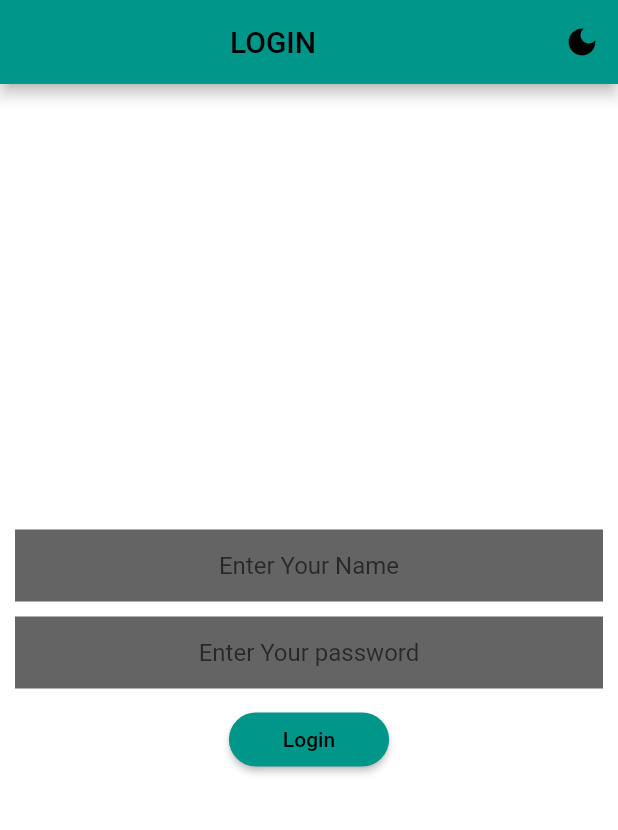
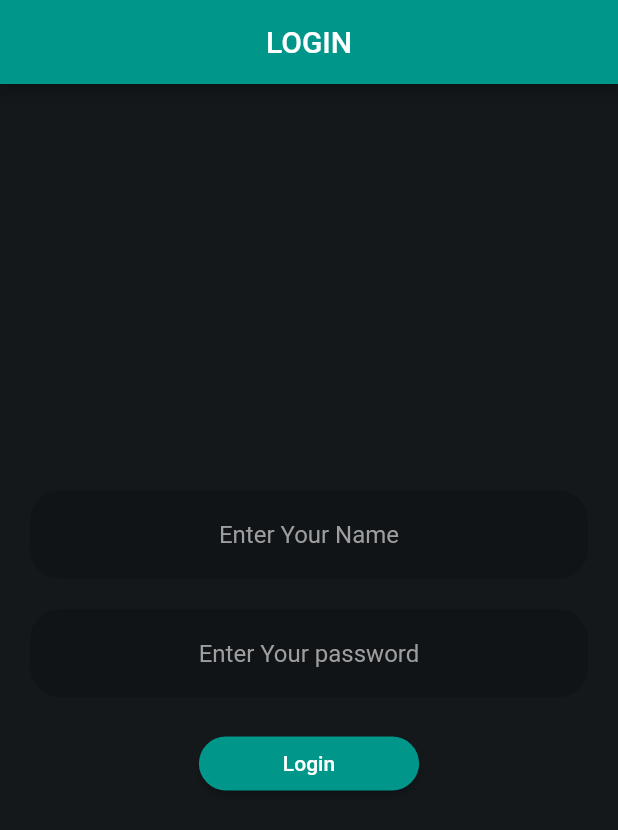
Before and after one commit to Adwaithnow/ets-client, a Flutter app: the screen it shows after launch, on a phone screen of 412 x 824 dp. Shown: the top 830 px of the screen. Run offline on Flutter 3.47's test engine with Material 2 defaults, Android fonts, the phone set to English and light mode, and no system bars; our stand-ins replace dio, file_picker; project files that could hold a hidden picture were left out.

```diff
--- a/lib/components/appComponents/appButton.dart
+++ b/lib/components/appComponents/appButton.dart
@@ -1,7 +1,8 @@
 import 'package:flutter/material.dart';
+import 'package:test_app/core/appData.dart';
 
 class AppButton extends StatelessWidget {
-  AppButton({Key? key, required this.onPressed, this.child}) : super(key: key);
+  const AppButton({Key? key, required this.onPressed, this.child}) : super(key: key);
 
   final VoidCallback onPressed;
   final Widget? child;
@@ -12,8 +13,7 @@ class AppButton extends StatelessWidget {
       onPressed: onPressed,
       child: child ?? const Text("OK"),
       style: ButtonStyle(
-        backgroundColor:
-            Theme.of(context).elevatedButtonTheme.style?.backgroundColor,
+        backgroundColor: MaterialStateProperty.all<Color>(AppColors.primary),
         shape: MaterialStateProperty.all<RoundedRectangleBorder>(
           RoundedRectangleBorder(
             borderRadius: BorderRadius.circular(800),
--- a/lib/components/appComponents/appInput.dart
+++ b/lib/components/appComponents/appInput.dart
@@ -1,24 +1,39 @@
 import 'package:flutter/material.dart';
+import 'package:test_app/core/appData.dart';
 
 class AppInputFiled extends StatelessWidget {
-  const AppInputFiled({Key? key, required this.onChanged, this.labelText, this.hintText}) : super(key: key);
+  const AppInputFiled({
+    Key? key,
+    required this.onChanged,
+    this.labelText,
+    this.hintText,
+    this.obscureText,
+    this.maxLines,
+  }) : super(key: key);
 
   final Function(String) onChanged;
   final String? labelText;
   final String? hintText;
+  final bool? obscureText;
+  final int? maxLines;
 
   @override
   Widget build(BuildContext context) {
     return TextField(
+      onChanged: onChanged,
+      maxLines: maxLines ?? 1,
+      obscureText: obscureText ?? false,
       textAlign: TextAlign.center,
+      style: const TextStyle(color: AppColors.tertiary),
       decoration: InputDecoration(
-        border: InputBorder.none,
-        fillColor: Theme.of(context).backgroundColor.withBlue(100).withGreen(100).withRed(100),
-        filled: true,
-        //labelText: labelText ?? '',
-        hintText: hintText ?? '',
-      ),
-      onChanged: onChanged,
+          border: OutlineInputBorder(
+            borderRadius: BorderRadius.circular(20),
+            borderSide: BorderSide.none,
+          ),
+          filled: true,
+          fillColor: AppColors.inputFill,
+          hintText: hintText ?? '',
+          hintStyle: const TextStyle(color: AppColors.tertiary)),
     );
   }
 }
--- a/lib/core/appData.dart
+++ b/lib/core/appData.dart
@@ -1,9 +1,17 @@
+import 'package:flutter/material.dart';
 import 'package:test_app/models/userModel.dart';
-import 'package:test_app/themes/themeManager.dart';
 
 class AppData {
   //static String baseURL = 'http://192.168.1.5:3000';
-  static String baseURL = 'http://ec2-3-142-145-43.us-east-2.compute.amazonaws.com:3000';
-  static ThemeManager themeManager = ThemeManager();
+  static String baseURL =
+      'http://ec2-3-142-145-43.us-east-2.compute.amazonaws.com:3000';
   static User user = User();
 }
+
+class AppColors {
+  static const background = Color(0xff14181b);
+  static const primary = Color(0xff00968a);
+  static const secondary = Color(0xffffffff);
+  static const tertiary = Color(0xff9d9e9f);
+  static const inputFill = Color(0xff111417);
+}
--- a/lib/main.dart
+++ b/lib/main.dart
@@ -1,49 +1,43 @@
 import 'package:flutter/material.dart';
-import 'package:test_app/core/appData.dart';
 import 'package:test_app/screens/loginScreen.dart';
-import 'package:test_app/themes/darkTheme.dart';
-import 'package:test_app/themes/lightTheme.dart';
 
 void main() {
   runApp(const MyApp());
 }
 
-class MyApp extends StatefulWidget {
-  const MyApp({Key? key}) : super(key: key);
-
-  @override
-  _MyAppState createState() => _MyAppState();
-}
-
-class _MyAppState extends State<MyApp> {
-
-  @override
-  void initState() {
-    AppData.themeManager.addListener(themeManagerListener);
-    super.initState();
-  }
-
-  @override
-  void dispose() {
-    AppData.themeManager.removeListener(themeManagerListener);
-    super.dispose();
-  }
-
-  themeManagerListener() {
-    if (mounted) {
-      setState(() {});
-    }
-  }
+class MyApp extends StatelessWidget {
+  const MyApp({ Key? key }) : super(key: key);
 
   @override
   Widget build(BuildContext context) {
     return MaterialApp(
       title: "Simple",
       home: const LoginScreen(),
-      theme: lightTheme,
-      darkTheme: darkTheme,
-      themeMode: AppData.themeManager.themeMode,
       debugShowCheckedModeBanner: false,
+      theme: ThemeData.dark()
     );
   }
 }
+
+/*
+
+  final TextStyle _textStyle = const TextStyle(color: AppColors.secondary);
+.copyWith(
+        textTheme: TextTheme(
+          bodyText1: _textStyle,
+          bodyText2: _textStyle,
+          headline1: _textStyle,
+          headline2: _textStyle,
+          headline3: _textStyle,
+          headline4: _textStyle,
+          headline5: _textStyle,
+          headline6: _textStyle,
+          overline: _textStyle,
+          subtitle1: _textStyle,
+          subtitle2: _textStyle,
+          caption: _textStyle,
+          button: _textStyle,
+        ),
+      ),
+
+      */
--- a/lib/network/authNetwork.dart
+++ b/lib/network/authNetwork.dart
@@ -3,7 +3,7 @@ import 'package:test_app/core/appData.dart';
 import 'package:test_app/models/userModel.dart';
 
 class AuthNetwork {
-  Dio _dio = Dio();
+  final Dio _dio = Dio();
 
   login(userId, password) async {
     try {
--- a/lib/network/summyNetwork.dart
+++ b/lib/network/summyNetwork.dart
@@ -4,7 +4,7 @@ import 'package:dio/dio.dart';
 import 'package:test_app/core/appData.dart';
 
 class SummyNetwork {
-  Dio _dio = Dio();
+  final Dio _dio = Dio();
 
   uploadFile(File file) async {
     try {
--- a/lib/screens/loginScreen.dart
+++ b/lib/screens/loginScreen.dart
@@ -3,7 +3,7 @@ import 'package:test_app/components/appComponents/appButton.dart';
 import 'package:test_app/components/appComponents/appInput.dart';
 import 'package:test_app/core/appData.dart';
 import 'package:test_app/network/authNetwork.dart';
-import 'package:test_app/screens/home.dart';
+import 'package:test_app/screens/homeScreen.dart';
 
 class LoginScreen extends StatefulWidget {
   const LoginScreen({Key? key}) : super(key: key);
@@ -15,24 +15,6 @@ class LoginScreen extends StatefulWidget {
 class _LoginScreenState extends State<LoginScreen> {
   String summary = '', userId = '', password = '';
   bool isLoading = false;
-
-  @override
-  void initState() {
-    AppData.themeManager.addListener(themeManagerListener);
-    super.initState();
-  }
-
-  @override
-  void dispose() {
-    AppData.themeManager.removeListener(themeManagerListener);
-    super.dispose();
-  }
-
-  themeManagerListener() {
-    if (mounted) {
-      setState(() {});
-    }
-  }
 
   login() async {
     setState(() {
@@ -47,7 +29,7 @@ class _LoginScreenState extends State<LoginScreen> {
     if (result == 'ok') {
       Navigator.push(
         context,
-        MaterialPageRoute(builder: (context) => const home()),
+        MaterialPageRoute(builder: (context) => const HomeScreen()),
       );
     } else {
       ScaffoldMessenger.of(context)
@@ -58,23 +40,14 @@ class _LoginScreenState extends State<LoginScreen> {
   @override
   Widget build(BuildContext context) {
     return Scaffold(
-      backgroundColor: Theme.of(context).backgroundColor,
+      backgroundColor: AppColors.background,
       appBar: AppBar(
-        backgroundColor: Theme.of(context).primaryColor,
+        backgroundColor: AppColors.primary,
         title: const Center(child: Text("LOGIN")),
-        actions: [
-          IconButton(
-            onPressed: () => AppData.themeManager
-                .toggleTheme(AppData.themeManager.themeMode != ThemeMode.dark),
-            icon: AppData.themeManager.themeMode == ThemeMode.dark
-                ? const Icon(Icons.light_mode)
-                : const Icon(Icons.dark_mode),
-          ),
-        ],
       ),
       body: Center(
         child: Container(
-          padding: const EdgeInsets.all(10),
+          padding: const EdgeInsets.all(20),
           // color: Colors.red,
           child: Column(
             mainAxisSize: MainAxisSize.min,
@@ -87,26 +60,27 @@ class _LoginScreenState extends State<LoginScreen> {
                 hintText: 'Enter Your Name',
               ),
               const SizedBox(
-                height: 10,
+                height: 20,
               ),
               AppInputFiled(
                 onChanged: (value) {
                   password = value;
-                }, // da one sec ippo varam ahda
+                },
+                obscureText: true,
                 labelText: 'password',
                 hintText: 'Enter Your password',
               ),
               Padding(
-                padding: const EdgeInsets.all(10.0),
+                padding: const EdgeInsets.all(20.0),
                 child: isLoading
-                    ? CircularProgressIndicator(
-                      backgroundColor: Theme.of(context).backgroundColor,
-                      color: Theme.of(context).primaryColor,
+                    ? const CircularProgressIndicator(
+                      backgroundColor: AppColors.background,
+                      color: AppColors.primary,
                     )
                     : AppButton(
                       onPressed: login,
                       child: const Padding(
-                        padding: EdgeInsets.symmetric(horizontal: 20),
+                        padding: EdgeInsets.symmetric(horizontal: 40, vertical: 10),
                         child: Text('Login'),
                       ),
                     ),
--- a/lib/themes/darkTheme.dart
+++ /dev/null
@@ -1,28 +0,0 @@
-import 'package:flutter/material.dart';
-import 'package:test_app/themes/darkColors.dart';
-
-ThemeData darkTheme = ThemeData(
-  brightness: Brightness.dark,
-  backgroundColor: background,
-  primaryColor: primary,
-  colorScheme: const ColorScheme(
-    primary: primary,
-    background: background,
-    secondary: secondary,
-    surface: surface,
-    error: error,
-    primaryVariant: primaryVariant,
-    secondaryVariant: secondaryVariant,
-    onPrimary: onPrimary,
-    onBackground: onBackground,
-    onSecondary: onSecondary,
-    onSurface: onSurface,
-    onError: onError,
-    brightness: Brightness.dark,
-  ),
-  elevatedButtonTheme: ElevatedButtonThemeData(
-    style: ButtonStyle(
-      backgroundColor: MaterialStateProperty.all<Color>(buttonColor),
-    ),
-  ),
-);
--- a/lib/themes/lightTheme.dart
+++ /dev/null
@@ -1,29 +0,0 @@
-import 'package:flutter/material.dart';
-import 'package:test_app/themes/lightColors.dart';
-
-//ThemeData lightTheme = CustomTheme();
-ThemeData lightTheme = ThemeData(
-  brightness: Brightness.light,
-  backgroundColor: background,
-  primaryColor: primary,
-  colorScheme: const ColorScheme(
-    primary: primary,
-    background: background,
-    secondary: secondary,
-    surface: surface,
-    error: error,
-    primaryVariant: primaryVariant,
-    secondaryVariant: secondaryVariant,
-    onPrimary: onPrimary,
-    onBackground: onBackground,
-    onSecondary: onSecondary,
-    onSurface: onSurface,
-    onError: onError,
-    brightness: Brightness.light,
-  ),
-  elevatedButtonTheme: ElevatedButtonThemeData(
-    style: ButtonStyle(
-      backgroundColor: MaterialStateProperty.all<Color>(buttonColor),
-    ),
-  ),
-);
--- a/lib/themes/themeManager.dart
+++ /dev/null
@@ -1,10 +0,0 @@
-import 'package:flutter/material.dart';
-
-class ThemeManager with ChangeNotifier {
-  ThemeMode _themeMode = ThemeMode.system;
-  get themeMode => _themeMode;
-  toggleTheme(bool isDark) {
-    _themeMode = isDark ? ThemeMode.dark : ThemeMode.light;
-    notifyListeners();
-  }
-}
```
Also changed, not shown: lib/components/appComponents/appPageHeading.dart (added, +22 -0 lines), lib/screens/homeScreen.dart (added, +103 -0 lines), lib/screens/textInputScreen.dart (added, +65 -0 lines), lib/themes/darkColors.dart (deleted, +0 -16 lines), lib/themes/lightColors.dart (deleted, +0 -16 lines).
